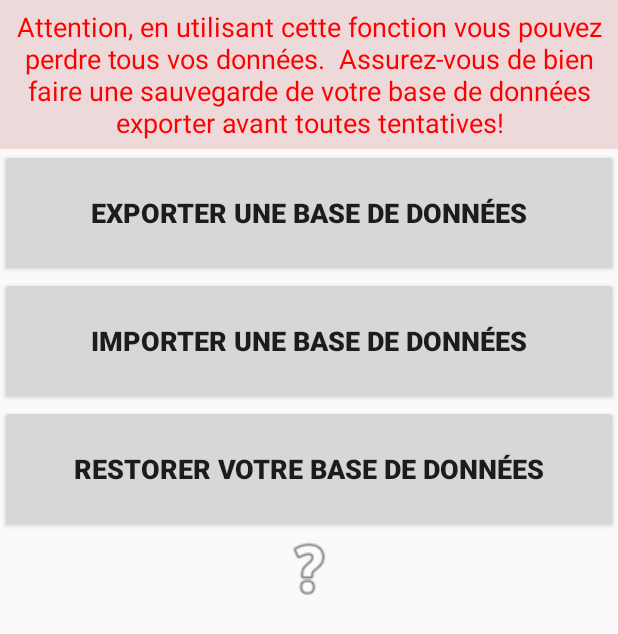
After one commit to sisowath/AccesAthletique, an Android app: the ImportExportDB screen opened directly, with no data from a screen before it, on a phone screen of 412 x 824 dp. The commit adds this screen. Shown: the top 634 px of the screen. Run offline under Robolectric (Android 15) with nearby library versions, the phone set to English and light mode, and no system bars.

Commit message:
Version stable +Ajout de l'importation/exportation de la base de données +Possibilité de faire des backups de la base de données +Ajout d'un menu about

```diff
--- a/app/src/main/res/layout/content_creer_une_blessure.xml
+++ b/app/src/main/res/layout/content_creer_une_blessure.xml
@@ -10,10 +10,8 @@
         xmlns:tools="http://schemas.android.com/tools"
         android:layout_width="match_parent"
         android:layout_height="match_parent"
-        app:layout_behavior="@string/appbar_scrolling_view_behavior"
-        tools:context=".views.CreerUneBlessureActivity"
-        tools:showIn="@layout/activity_creer_une_blessure"
         android:orientation="vertical">
+
         <TextView
             android:id="@+id/lblCoordonneDuPatient"
             android:layout_width="match_parent"
--- /dev/null
+++ b/app/src/main/res/layout/content_export_import.xml
@@ -0,0 +1,61 @@
+<?xml version="1.0" encoding="utf-8"?>
+<LinearLayout xmlns:android="http://schemas.android.com/apk/res/android"
+    android:orientation="vertical" android:layout_width="match_parent"
+    android:layout_height="match_parent">
+
+    <GridLayout
+        android:layout_width="match_parent"
+        android:layout_height="match_parent"
+        android:columnCount="1">
+
+        <TextView
+            android:layout_width="match_parent"
+            android:layout_height="wrap_content"
+            android:textAppearance="?android:attr/textAppearanceMedium"
+            android:text="Attention, en utilisant cette fonction vous pouvez perdre tous vos données.  Assurez-vous de bien faire une sauvegarde de votre base de données exporter avant toutes tentatives!"
+            android:id="@+id/textView5"
+            android:textColor="#ff0000"
+            android:padding="5dp"
+            android:textAlignment="center"
+            android:background="#edd9d9" />
+
+        <Button
+            android:layout_width="match_parent"
+            android:layout_height="85dp"
+            android:text="Exporter une base de données"
+            android:id="@+id/btnExport"
+            android:textSize="18dp"
+            android:textStyle="bold" />
+
+        <Button
+            android:layout_width="match_parent"
+            android:layout_height="85dp"
+            android:text="Importer une base de données"
+            android:id="@+id/btnImport"
+            android:textStyle="bold"
+            android:textSize="18dp" />
+
+        <Button
+            android:layout_width="match_parent"
+            android:layout_height="85dp"
+            android:text="Restorer votre base de données"
+            android:id="@+id/btnRestore"
+            android:textStyle="bold"
+            android:textSize="18dp" />
+
+        <Button
+            style="?android:attr/buttonStyleSmall"
+            android:layout_width="wrap_content"
+            android:layout_height="wrap_content"
+            android:id="@+id/btnHelp"
+            android:textStyle="bold"
+            android:textSize="18dp"
+            android:background="@android:drawable/ic_menu_help"
+            android:allowUndo="false"
+            android:clickable="true"
+            android:longClickable="false"
+            android:layout_gravity="center_horizontal" />
+
+    </GridLayout>
+
+</LinearLayout>
```
Also changed, not shown: app/src/main/AndroidManifest.xml (+11 -2 lines), app/src/main/java/www/samnang_alex/com/applicationaccesathletique/DAO/RapportAthleteHelper.java (+104 -0 lines), app/src/main/java/www/samnang_alex/com/applicationaccesathletique/DAO/RapportTherapeuteHelper.java (+108 -0 lines), app/src/main/java/www/samnang_alex/com/applicationaccesathletique/views/AboutActivity.java (added, +23 -0 lines), app/src/main/java/www/samnang_alex/com/applicationaccesathletique/views/ImportExportDB.java (added, +168 -0 lines), app/src/main/java/www/samnang_alex/com/applicationaccesathletique/views/MainActivity.java (+22 -0 lines), app/src/main/res/layout/content_about.xml (added, +61 -0 lines), app/src/main/res/layout/content_main.xml (+49 -33 lines), app/src/main/res/drawable/acces_athletique_logo.png, app/src/main/res/drawable/logo_square.png (added).
